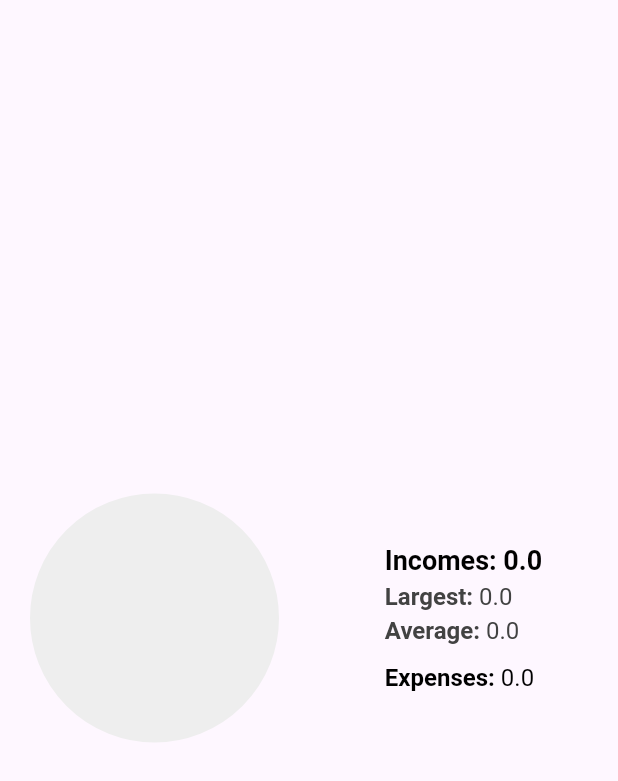
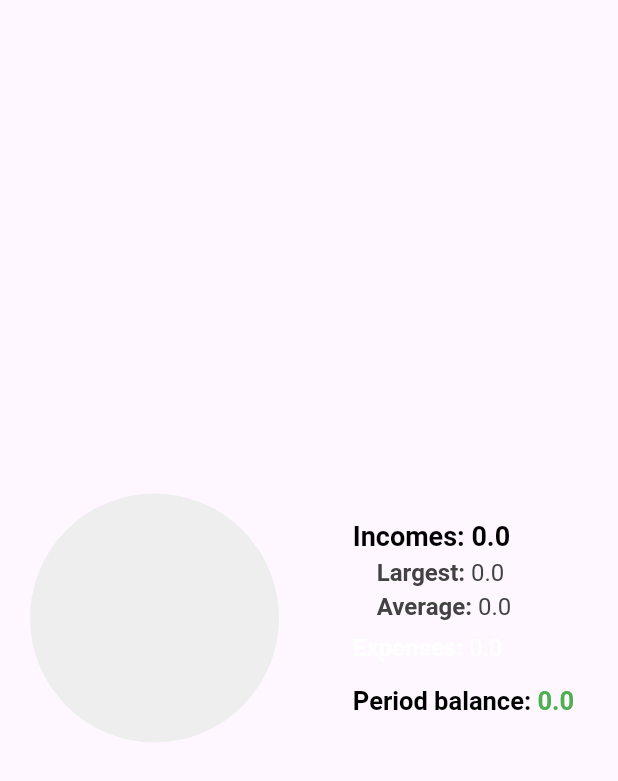
Before and after one commit to mitryp/anthill, a Flutter app: the GeneralStatsDiagram widget shown alone on an empty page, opened directly with empty values, on a phone screen of 412 x 824 dp. Shown: the top 781 px of the screen. Run offline on Flutter 3.47's test engine with Material 3 defaults, Android fonts, the phone set to English and light mode, and no system bars; our stand-ins replace community_charts_flutter, dio, flutter_riverpod, form_validator, freezed_annotation, go_router and 2 more; missing offline and left inert: flutter_nestjs_paginate, universal_html; generated files the repository leaves out were written again; network calls fail.

Commit message:
Added period balance to the stats page
Changed the appearance of the income stat labels.

```diff
--- a/anthill_front/lib/src/modules/transactions/domain/dtos/transaction_stats_dto.dart
+++ b/anthill_front/lib/src/modules/transactions/domain/dtos/transaction_stats_dto.dart
@@ -30,3 +30,7 @@ Map<DateTime, double> _balancesFromJson(Map<String, dynamic> json) {
     return MapEntry(dateKey, value as double);
   });
 }
+
+extension PeriodBalance on TransactionStatsDto {
+  double get balance => incomesSum + expensesSum;
+}
--- a/anthill_front/lib/src/modules/transactions/presentation/general_stats_diagram.dart
+++ b/anthill_front/lib/src/modules/transactions/presentation/general_stats_diagram.dart
@@ -33,6 +33,8 @@ class GeneralStatsDiagram extends StatelessWidget {
       ),
     ];
 
+    final balance = _statsDto.balance;
+
     return Row(
       mainAxisSize: MainAxisSize.max,
       mainAxisAlignment: MainAxisAlignment.spaceEvenly,
@@ -61,20 +63,33 @@ class GeneralStatsDiagram extends StatelessWidget {
                     ),
                   ),
                   _StatsLabel(
-                    name: 'Largest',
+                    name: '    Largest',
                     value: '${_statsDto.largestIncome.roundWithPrecision()}',
                   ),
                   _StatsLabel(
-                    name: 'Average',
+                    name: '    Average',
                     value: '${_statsDto.averageIncome.roundWithPrecision()}',
                   ),
                   const SizedBox(),
-                  const SizedBox(),
                   DefaultTextStyle(
-                    style: const TextStyle(fontSize: 16, color: Colors.black),
+                    style: const TextStyle(fontSize: 16),
                     child: _StatsLabel(
                       name: 'Expenses',
                       value: '${_statsDto.expensesSum.roundWithPrecision()}',
+                    ),
+                  ),
+                  const SizedBox(),
+                  const SizedBox(),
+                  const SizedBox(),
+                  DefaultTextStyle(
+                    style: const TextStyle(fontSize: 17, color: Colors.black),
+                    child: _StatsLabel(
+                      name: 'Period balance',
+                      value: '${balance > 0 ? '+' : ''}${_statsDto.balance.roundWithPrecision()}',
+                      valueStyle: TextStyle(
+                        color: _statsDto.balance.isNegative ? Colors.red : Colors.green,
+                        fontWeight: FontWeight.bold,
+                      ),
                     ),
                   ),
                 ].divide(const SizedBox(height: 4)),
```
